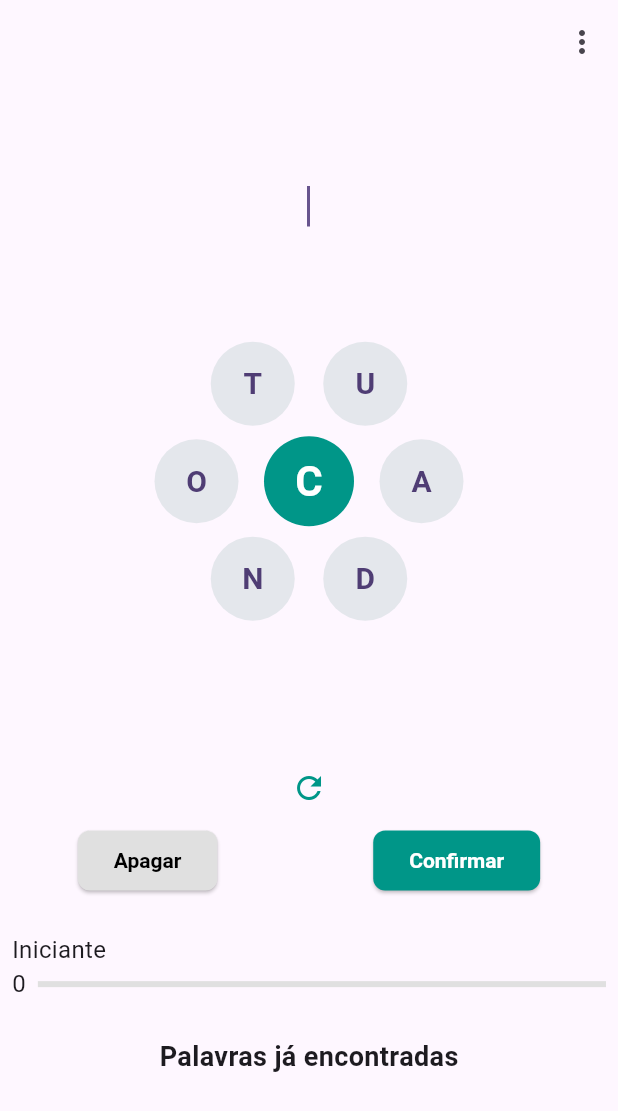
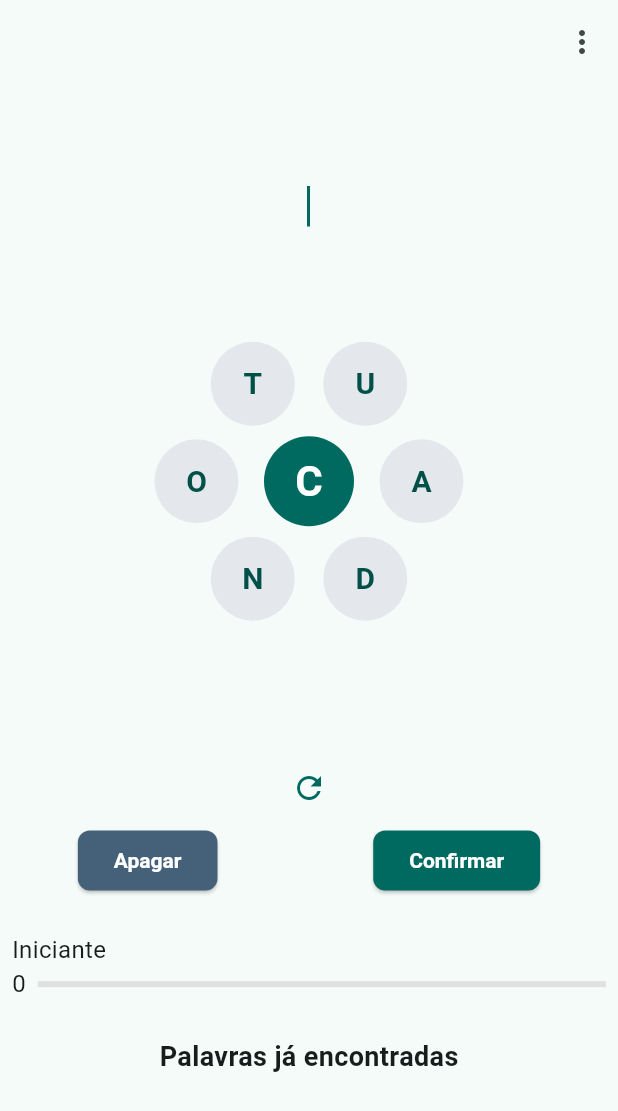
Before and after one commit to DouglasValerio/SoletraApp, a Flutter app: the screen it shows after launch, on a phone screen of 412 x 824 dp. Shown: the top 1111 px of the screen. Run offline on Flutter 3.47's test engine with Material 3 defaults, Android fonts, the phone set to English and light mode, and no system bars; our stand-ins replace bloc, dio, flutter_bloc, get_it, hive_flutter, toastification; missing offline and left inert: pubnub; accounts and stored records are empty; network calls fail.

Commit message:
move colors into app theme

```diff
--- a/lib/main.dart
+++ b/lib/main.dart
@@ -27,7 +27,7 @@ class MyApp extends StatelessWidget {
       child: MaterialApp(
         title: 'Spelling Fly',
         theme: ThemeData(
-          colorScheme: ColorScheme.fromSeed(seedColor: Colors.deepPurple),
+          colorScheme: ColorScheme.fromSeed(seedColor: Colors.teal),
           useMaterial3: true,
         ),
         home: const WordGameUI(),
--- a/lib/views/widgets/word_game_widget.dart
+++ b/lib/views/widgets/word_game_widget.dart
@@ -87,11 +87,12 @@ class _WordGameUIState extends State<WordGameUI> {
                           },
                           child: CircleAvatar(
                             radius: 30,
-                            backgroundColor: Colors.teal,
+                            backgroundColor:
+                                Theme.of(context).colorScheme.primary,
                             child: Text(
                               centerLetter.toUpperCase(),
-                              style: const TextStyle(
-                                color: Colors.white,
+                              style: TextStyle(
+                                color: Theme.of(context).colorScheme.onPrimary,
                                 fontSize: 28,
                                 fontWeight: FontWeight.bold,
                               ),
@@ -118,7 +119,7 @@ class _WordGameUIState extends State<WordGameUI> {
                 onPressed: () {
                   context.read<LettersBloc>().add(LettersRefresh());
                 },
-                color: Colors.teal,
+                color: Theme.of(context).colorScheme.primary,
                 icon: const Icon(Icons.refresh_outlined),
               ),
             ),
@@ -136,9 +137,9 @@ class _WordGameUIState extends State<WordGameUI> {
                     _controller.clear();
                   },
                   style: ElevatedButton.styleFrom(
-                    backgroundColor: Colors.grey.shade300,
+                    backgroundColor: Theme.of(context).colorScheme.tertiary,
                     textStyle: const TextStyle(fontWeight: FontWeight.w700),
-                    foregroundColor: Colors.black,
+                    foregroundColor: Theme.of(context).colorScheme.onTertiary,
                     shape: RoundedRectangleBorder(
                       borderRadius: BorderRadius.circular(8),
                     ),
@@ -155,8 +156,8 @@ class _WordGameUIState extends State<WordGameUI> {
                     _controller.clear();
                   },
                   style: ElevatedButton.styleFrom(
-                    backgroundColor: Colors.teal,
-                    foregroundColor: Colors.white,
+                    backgroundColor: Theme.of(context).colorScheme.primary,
+                    foregroundColor: Theme.of(context).colorScheme.onPrimary,
                     textStyle: const TextStyle(fontWeight: FontWeight.w700),
                     shape: RoundedRectangleBorder(
                       borderRadius: BorderRadius.circular(8),
```
Also changed, not shown: lib/views/widgets/found_words_widget.dart (+11 -17 lines).
